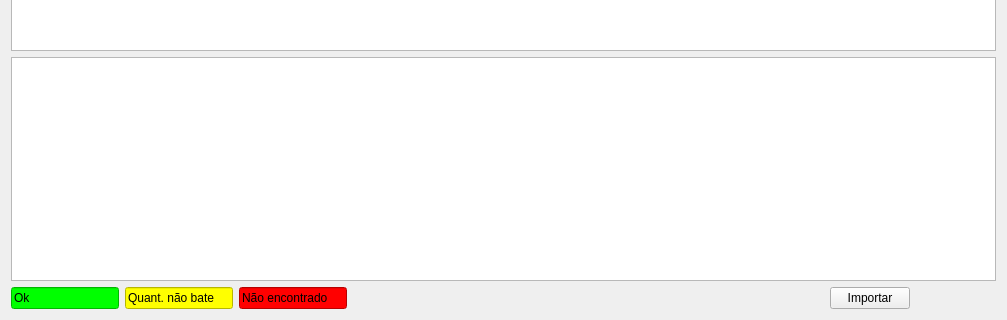
Above: ui/importarxml.ui from lellisls/ERP-STACCATO before the change; both pictures show x 0 to 1007 and y 212 to 532 of the 1007 by 532 pixel window. Below: the same form after it.
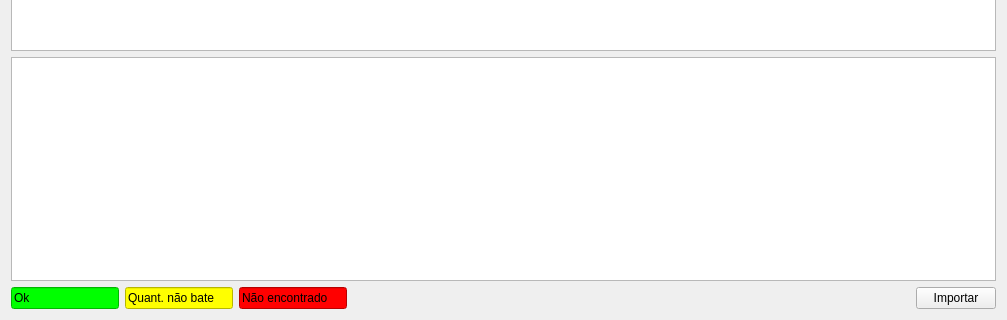
That is the form after the change. Custom widgets are drawn as their Qt base class.

The edit to the form file:
```diff
--- a/ui/importarxml.ui
+++ b/ui/importarxml.ui
@@ -51,7 +51,7 @@
      </property>
     </widget>
    </item>
-   <item row="3" column="0" colspan="2">
+   <item row="3" column="0" colspan="3">
     <layout class="QHBoxLayout" name="horizontalLayout">
      <item>
       <widget class="QLineEdit" name="lineEdit_3">
```
